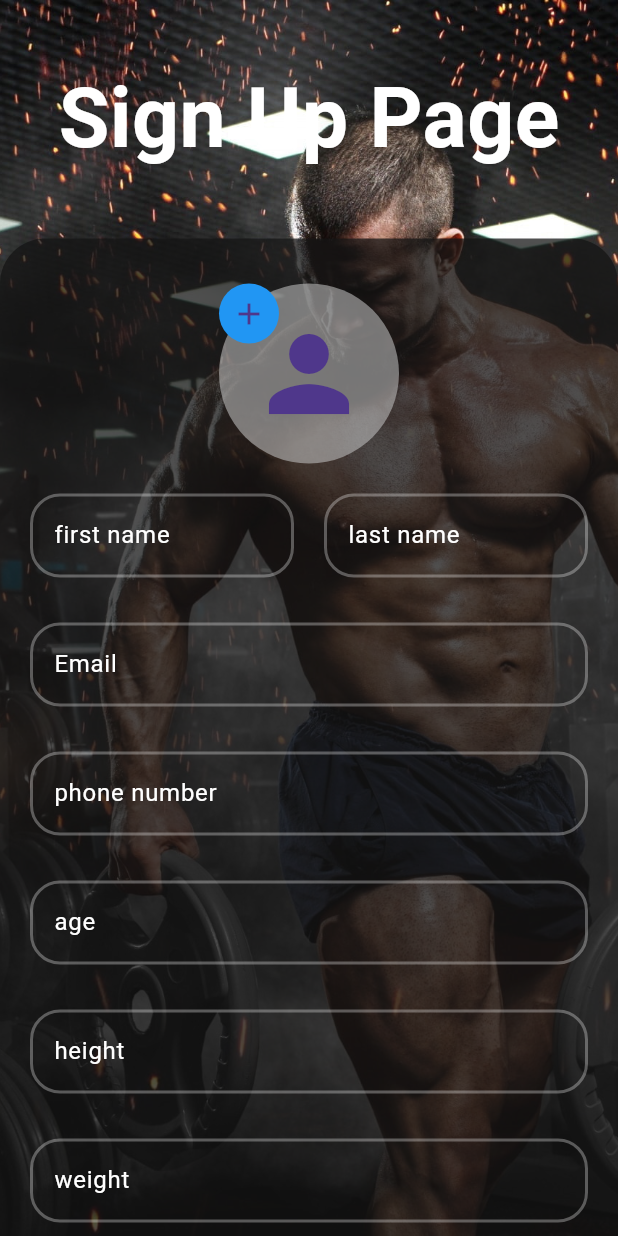
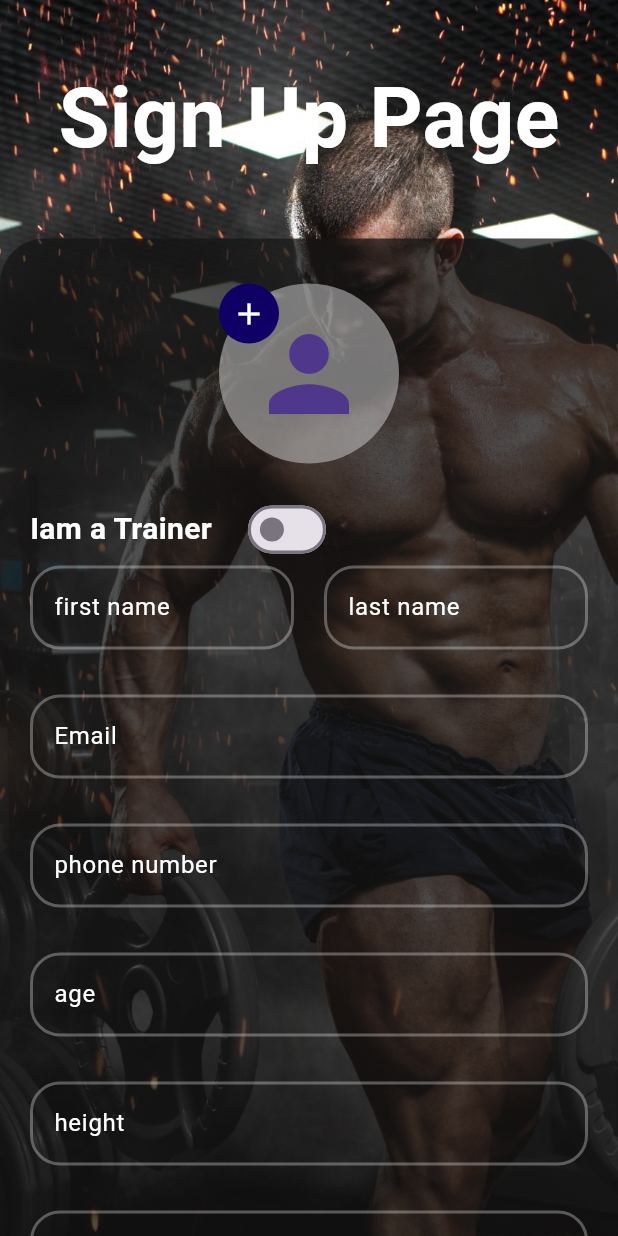
Before and after one commit to Amr-3li/Linkify-Social-Media-App, a Flutter app: the SignupPage screen opened directly, on a phone screen of 412 x 824 dp. Run offline on Flutter 3.47's test engine with Material 3 defaults, Android fonts, the phone set to English and light mode, and no system bars; our stand-ins replace animated_splash_screen, bloc, cached_network_image, cloud_firestore, device_preview, dio and 6 more; accounts and stored records are empty.

Commit message:
make switch to sure if trainer or patient and make sure if male or female

```diff
--- a/lib/Features/register/presentation/view/signup_page.dart
+++ b/lib/Features/register/presentation/view/signup_page.dart
@@ -4,23 +4,42 @@ import 'package:true_gym/Features/register/data/model/user.dart';
 import 'package:true_gym/Features/register/presentation/cubit/auth/auth_cubit.dart';
 import 'package:true_gym/Features/register/presentation/view/widgets/user_image.dart';
 import 'package:true_gym/Features/register/presentation/view/widgets/user_informations.dart';
-import 'package:true_gym/views/widgets/input_text.dart';
 
 // ignore: must_be_immutable
-class SignupPage extends StatelessWidget {
+class SignupPage extends StatefulWidget {
   SignupPage({super.key});
+
+  @override
+  State<SignupPage> createState() => _SignupPageState();
+}
+
+class _SignupPageState extends State<SignupPage> {
+  bool isMale = false;
+
+  bool isFemale = false;
+
+  bool isTrainer = false;
+
   String image = "";
+
   TextEditingController emailController = TextEditingController();
+
   TextEditingController passwordController = TextEditingController();
+
   TextEditingController fnameController = TextEditingController();
+
   TextEditingController lnameController = TextEditingController();
 
   TextEditingController phoneController = TextEditingController();
+
   TextEditingController ageController = TextEditingController();
+
   TextEditingController heightController = TextEditingController();
+
   TextEditingController weightController = TextEditingController();
 
   final keyform = GlobalKey<FormState>();
+
   @override
   Widget build(BuildContext context) {
     return BlocConsumer<AuthCubit, AuthState>(
@@ -74,7 +93,11 @@ class SignupPage extends StatelessWidget {
                           children: [
                             const SizedBox(height: 30),
                             UserImage(image: image),
+                            const SizedBox(height: 20),
                             UserInformations(
+                                isFemale: isFemale,
+                                isMale: isMale,
+                                isTrainer: isTrainer,
                                 fnameController: fnameController,
                                 lnameController: lnameController,
                                 emailController: emailController,
--- a/lib/Features/register/presentation/view/widgets/user_image.dart
+++ b/lib/Features/register/presentation/view/widgets/user_image.dart
@@ -32,16 +32,16 @@ class UserImage extends StatelessWidget {
                         Icons.person,
                         size: 80,
                       )),
-                  Positioned(
-                      child: CircleAvatar(
+                  CircleAvatar(
                     radius: 20,
-                    backgroundColor: Colors.blue,
+                    backgroundColor: const Color.fromARGB(255, 15, 0, 101),
                     child: IconButton(
                         onPressed: () {},
                         icon: const Icon(
                           Icons.add,
+                          color: Colors.white,
                         )),
-                  ))
+                  )
                 ]),
         );
       },
--- a/lib/Features/register/presentation/view/widgets/user_informations.dart
+++ b/lib/Features/register/presentation/view/widgets/user_informations.dart
@@ -1,8 +1,8 @@
 import 'package:flutter/material.dart';
 import 'package:true_gym/views/widgets/input_text.dart';
 
-class UserInformations extends StatelessWidget {
-  const UserInformations({
+class UserInformations extends StatefulWidget {
+  UserInformations({
     super.key,
     required this.fnameController,
     required this.lnameController,
@@ -12,6 +12,9 @@ class UserInformations extends StatelessWidget {
     required this.heightController,
     required this.weightController,
     required this.passwordController,
+    required this.isTrainer,
+    required this.isMale,
+    required this.isFemale,
   });
 
   final TextEditingController fnameController;
@@ -22,47 +25,105 @@ class UserInformations extends StatelessWidget {
   final TextEditingController heightController;
   final TextEditingController weightController;
   final TextEditingController passwordController;
+  bool isTrainer, isMale, isFemale;
 
+  @override
+  State<UserInformations> createState() => _UserInformationsState();
+}
+
+class _UserInformationsState extends State<UserInformations> {
   @override
   Widget build(BuildContext context) {
     return Column(
       children: [
-        const SizedBox(height: 20),
+        Row(
+          children: [
+            const Text("Iam a Trainer",
+                style: TextStyle(
+                    color: Colors.white,
+                    fontSize: 20,
+                    fontWeight: FontWeight.bold)),
+            const SizedBox(width: 20),
+            Switch(
+              value: widget.isTrainer,
+              onChanged: (value) {
+                widget.isTrainer = value;
+                setState(() {});
+              },
+            ),
+            const SizedBox(height: 20),
+          ],
+        ),
         Row(
           children: [
             Expanded(
               child: InputTextField(
-                  controller: fnameController, hintText: "first name"),
+                  controller: widget.fnameController, hintText: "first name"),
             ),
             const SizedBox(width: 20),
             Expanded(
               child: InputTextField(
-                  controller: lnameController, hintText: "last name"),
+                  controller: widget.lnameController, hintText: "last name"),
             ),
           ],
         ),
         const SizedBox(height: 30),
-        InputTextField(controller: emailController, hintText: "Email"),
+        InputTextField(controller: widget.emailController, hintText: "Email"),
         const SizedBox(height: 30),
         InputTextField(
-            controller: phoneController,
+            controller: widget.phoneController,
             hintText: "phone number",
             isnumber: true),
         const SizedBox(height: 30),
+        widget.isTrainer
+            ? const SizedBox()
+            : InputTextField(
+                controller: widget.ageController,
+                hintText: "age",
+                isnumber: true),
+        widget.isTrainer ? const SizedBox() : const SizedBox(height: 30),
+        widget.isTrainer
+            ? const SizedBox()
+            : InputTextField(
+                controller: widget.heightController,
+                hintText: "height",
+                isnumber: true),
+        widget.isTrainer ? const SizedBox() : const SizedBox(height: 30),
+        widget.isTrainer
+            ? const SizedBox()
+            : InputTextField(
+                controller: widget.weightController,
+                hintText: "weight",
+                isnumber: true),
+        widget.isTrainer ? const SizedBox() : const SizedBox(height: 30),
         InputTextField(
-            controller: ageController, hintText: "age", isnumber: true),
-        const SizedBox(height: 30),
-        InputTextField(
-            controller: heightController, hintText: "height", isnumber: true),
-        const SizedBox(height: 30),
-        InputTextField(
-            controller: weightController, hintText: "weight", isnumber: true),
-        const SizedBox(height: 30),
-        InputTextField(
-            controller: passwordController,
+            controller: widget.passwordController,
             hintText: "password",
             isPassword: true),
-        const SizedBox(height: 30)
+        const SizedBox(height: 30),
+        Row(
+          children: [
+            Checkbox(
+              value: widget.isMale,
+              onChanged: (value) {
+                widget.isMale = true;
+                widget.isFemale = false;
+                setState(() {});
+              },
+            ),
+            const Text("Male"),
+            const SizedBox(width: 20),
+            Checkbox(
+              value: widget.isFemale,
+              onChanged: (value) {
+                widget.isMale = false;
+                widget.isFemale = true;
+                setState(() {});
+              },
+            ),
+            const Text("Female"),
+          ],
+        )
       ],
     );
   }
```
